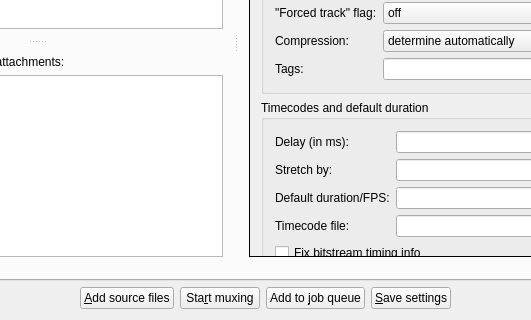
This is src/mkvtoolnix-gui/forms/merge/tab.ui in jpsdr/MKVToolnix-Windows-7 as Qt 5 draws it before an edit; both pictures show x 184 to 715 and y 232 to 552 of the 898 by 552 pixel window. The edited form follows.
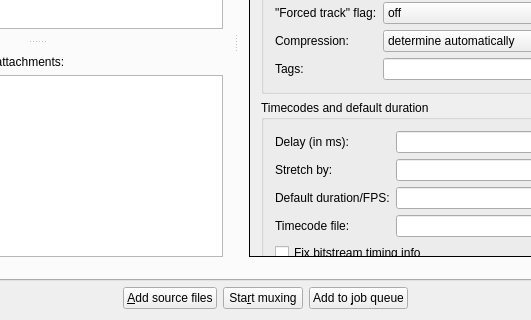
This is the edited form. Icons and pictures are not drawn. Custom widgets are drawn as their Qt base class.

Commit message: GUI: merge tool: remove the »save« button

What changed in the file:
```diff
--- a/src/mkvtoolnix-gui/forms/merge/tab.ui
+++ b/src/mkvtoolnix-gui/forms/merge/tab.ui
@@ -1316,17 +1316,6 @@
        </property>
       </widget>
      </item>
-     <item>
-      <widget class="QPushButton" name="saveSettings">
-       <property name="text">
-        <string>&amp;Save settings</string>
-       </property>
-       <property name="icon">
-        <iconset resource="../../qt_resources.qrc">
-         <normaloff>:/icons/16x16/document-save.png</normaloff>:/icons/16x16/document-save.png</iconset>
-       </property>
-      </widget>
-     </item>
      <item>
       <spacer name="horizontalSpacer_3">
        <property name="orientation">
```
Left out of the diff: 17 changed lines with no effect on the pictures. The commit also changes 1 other file.
